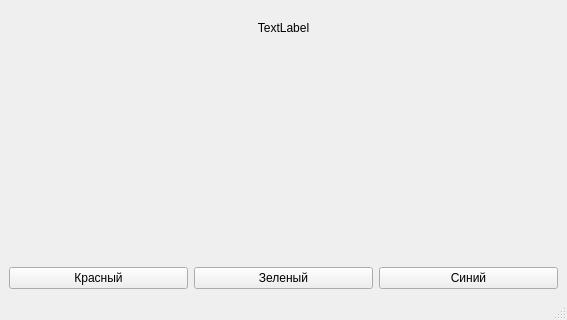
This is lab5/ui/task1.ui in IIArneII/python_application as Qt 5 draws it before an edit; both pictures show x 0 to 567 and y 214 to 534 of the 567 by 534 pixel window. The edited form follows.
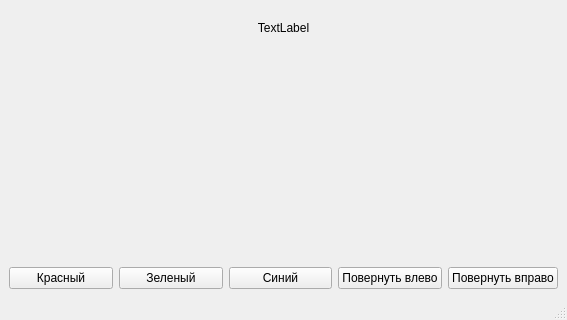
This is the edited form.

```diff
--- a/lab5/ui/task1.ui
+++ b/lab5/ui/task1.ui
@@ -15,28 +15,42 @@
   </property>
   <widget class="QWidget" name="centralwidget">
    <layout class="QGridLayout" name="gridLayout">
+    <item row="1" column="2">
+     <widget class="QPushButton" name="btn_blue">
+      <property name="text">
+       <string>Синий</string>
+      </property>
+     </widget>
+    </item>
+    <item row="1" column="3">
+     <widget class="QPushButton" name="btn_left">
+      <property name="text">
+       <string>Повернуть влево</string>
+      </property>
+     </widget>
+    </item>
     <item row="1" column="0">
-     <widget class="QPushButton" name="pushButton">
+     <widget class="QPushButton" name="btn_red">
       <property name="text">
        <string>Красный</string>
       </property>
      </widget>
     </item>
     <item row="1" column="1">
-     <widget class="QPushButton" name="pushButton_2">
+     <widget class="QPushButton" name="btn_green">
       <property name="text">
        <string>Зеленый</string>
       </property>
      </widget>
     </item>
-    <item row="1" column="2">
-     <widget class="QPushButton" name="pushButton_3">
+    <item row="1" column="4">
+     <widget class="QPushButton" name="btn_right">
       <property name="text">
-       <string>Синий</string>
+       <string>Повернуть вправо</string>
       </property>
      </widget>
     </item>
-    <item row="0" column="0" colspan="3">
+    <item row="0" column="0" colspan="5">
      <widget class="QLabel" name="label">
       <property name="text">
        <string>TextLabel</string>
```
